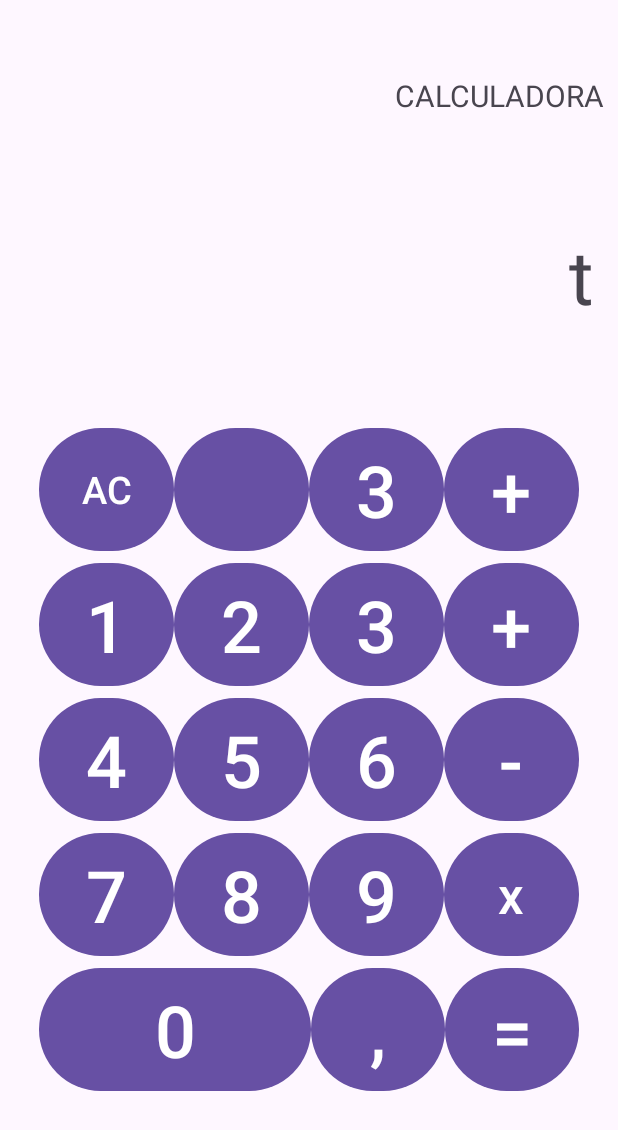
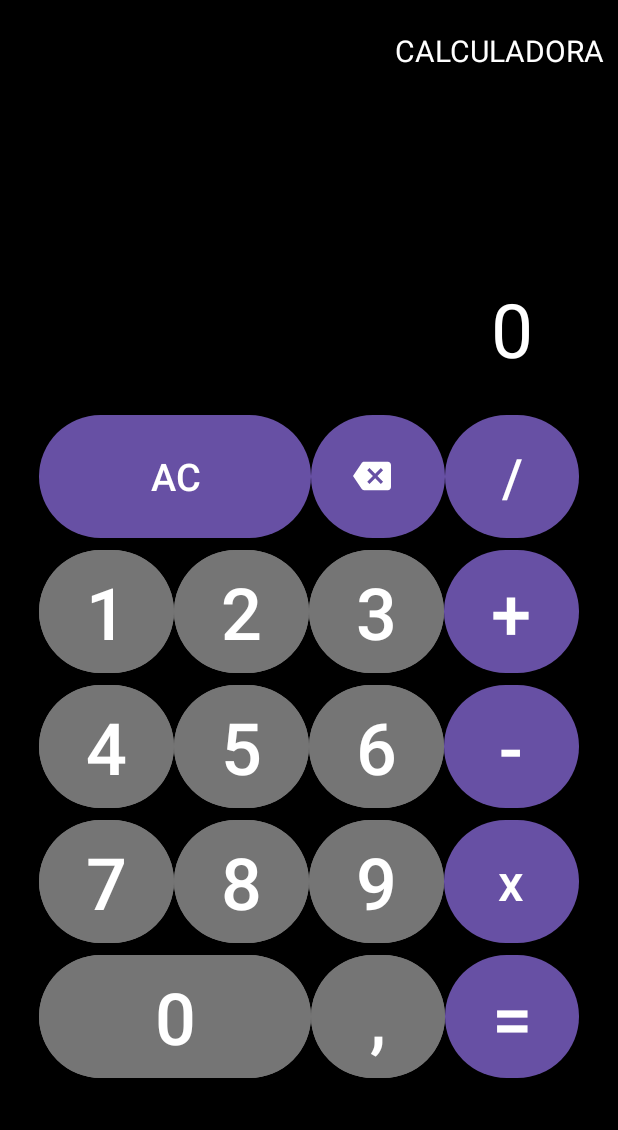
Before and after one commit to aadrizeta/aplicacion-calculadora, an Android app: the screen it shows after launch (MainActivity), after a tap on "AC", on a phone screen of 412 x 824 dp. Shown: the top 1130 px of the screen. Run offline under Robolectric (Android 15) with nearby library versions, the phone set to English and light mode, and no system bars.

Commit message:
Calculadora v1.0

```diff
--- a/app/src/main/java/com/aadrizeta/mycalculator/Calculos.java
+++ b/app/src/main/java/com/aadrizeta/mycalculator/Calculos.java
@@ -1,7 +1,8 @@
 package com.aadrizeta.mycalculator;
 
 public class Calculos {
-    public void sumar(int num1, int num2){
+    public static int sumar(int num1, int num2){
+        return num1 + num2;
+    }
 
-    }
 }
--- a/app/src/main/java/com/aadrizeta/mycalculator/MainActivity.java
+++ b/app/src/main/java/com/aadrizeta/mycalculator/MainActivity.java
@@ -1,5 +1,6 @@
 package com.aadrizeta.mycalculator;
 
+import android.annotation.SuppressLint;
 import android.os.Bundle;
 import android.view.View;
 import android.widget.Button;
@@ -26,11 +27,16 @@ public class MainActivity extends AppCompatActivity {
 
 
         TextView pantalla = (TextView) findViewById(R.id.Pantalla);
+        pantalla.setText("0");
+        TextView pantalla2 = (TextView) findViewById(R.id.Pantalla2);
         Toast msgError = Toast.makeText(getApplicationContext(), "Error", Toast.LENGTH_SHORT);
+        TextView textViewOperador = (TextView) findViewById(R.id.textViewOperador);
+        textViewOperador.setText("");
+        boolean result = false;
 
 
         Button boton0 = (Button) findViewById(R.id.button0);
-        Button boton1 = (Button) findViewById(R.id.buttonReset);
+        Button boton1 = (Button) findViewById(R.id.button1);
         Button boton2 = (Button) findViewById(R.id.button2);
         Button boton3 = (Button) findViewById(R.id.button3);
         Button boton4 = (Button) findViewById(R.id.button4);
@@ -42,9 +48,17 @@ public class MainActivity extends AppCompatActivity {
         Button botonSumar = (Button) findViewById(R.id.buttonSumar);
         Button botonRestar = (Button) findViewById(R.id.buttonRestar);
         Button botonMultiplicar = (Button) findViewById(R.id.buttonMultiplicar);
-        Button botonDivision = (Button) findViewById(R.id.buttonDivision);
+        Button botonDivision = (Button) findViewById(R.id.buttonDividir);
         Button botonComa = (Button) findViewById(R.id.buttonComa);
         Button botonResultado = (Button) findViewById(R.id.buttonResultado);
+        Button botonReset = (Button) findViewById(R.id.buttonReset);
+        Button botonBorrar = (Button) findViewById(R.id.buttonBorrar);
+
+        botonSumar.setTag("+");
+        botonRestar.setTag("-");
+        botonMultiplicar.setTag("X");
+        botonDivision.setTag("/");
+
 
         ArrayList<Button> botonesNum = new ArrayList<>();
         botonesNum.add(boton0);
@@ -66,13 +80,17 @@ public class MainActivity extends AppCompatActivity {
 
         for(Button boton : botonesOp){
             boton.setOnClickListener(new View.OnClickListener() {
+                @SuppressLint("SetTextI18n")
                 @Override
                 public void onClick(View view) {
                     //Comprobar si la pantalla está vacia
                     if(pantalla.getText().toString().equals("0")){
                         msgError.show();
                     } else {
-                        pantalla.append(boton.getText().toString());
+                        CharSequence operador = (String) view.getTag();
+                        pantalla2.setText(pantalla.getText());
+                        textViewOperador.setText(operador);
+                        pantalla.setText("");
                     }
                 }
             });
@@ -83,19 +101,68 @@ public class MainActivity extends AppCompatActivity {
 
                 @Override
                 public void onClick(View view) {
-                    String buttonID = getResources().getResourceEntryName(view.getId());
-                    String digito = buttonID.substring(buttonID.length() - 1);
+                    CharSequence digito = getResources().getResourceEntryName(view.getId()).substring(getResources().getResourceEntryName(view.getId()).length() - 1);
 
-                    if (pantalla.getText().equals("0")){
+                    if (pantalla.getText().toString().equals("0")){
                         pantalla.setText(digito);
                     } else {
                         pantalla.append(digito);
                     }
-
                 }
             });
         }
+        botonReset.setOnClickListener(new View.OnClickListener() {
+            @Override
+            public void onClick(View view) {
+                pantalla.setText("0");
+                pantalla2.setText("");
+                textViewOperador.setText("");
+            }
+        });
+        botonBorrar.setOnClickListener(new View.OnClickListener() {
+            @Override
+            public void onClick(View view) {
+                if(!pantalla.getText().toString().equals("0")){
+                    pantalla.setText(pantalla.getText().toString().substring(0, pantalla.getText().toString().length() - 1));
+                    if(pantalla.getText().toString().isEmpty()){
+                        pantalla.setText("0");
+                    }
+                }
 
+            }
+
+        });
+        botonResultado.setOnClickListener(new View.OnClickListener() {
+            @Override
+            public void onClick(View view) {
+                if (!pantalla.getText().toString().isEmpty() || !pantalla2.getText().toString().isEmpty() || !textViewOperador.getText().toString().isEmpty()){
+                    int num1 = Integer.parseInt(pantalla2.getText().toString());
+                    int num2 = Integer.parseInt(pantalla.getText().toString());
+                    String operador = textViewOperador.getText().toString();
+                    int resultado = 0;
+                    switch (operador){
+                        case "+":
+                            resultado = num1 + num2;
+                            break;
+                        case "-":
+                            resultado = num1 - num2;
+                            break;
+                        case "X":
+                            resultado = num1 * num2;
+                            break;
+                        case "/":
+                            if (!(num2 == 0)){
+                                resultado = num1 / num2;
+                            } else {
+                                msgError.show();
+                            }
+                    }
+                    pantalla.setText(String.valueOf(resultado));
+                    pantalla2.setText("");
+                    textViewOperador.setText("");
+                }
+            }
+        });
 
     }
 }
--- /dev/null
+++ b/app/src/main/res/drawable/baseline_backspace_24.xml
@@ -0,0 +1,5 @@
+<vector xmlns:android="http://schemas.android.com/apk/res/android" android:autoMirrored="true" android:height="24dp" android:tint="#FFFFFF" android:viewportHeight="24" android:viewportWidth="24" android:width="24dp">
+
+    <path android:fillColor="@android:color/white" android:pathData="M22,3L7,3c-0.69,0 -1.23,0.35 -1.59,0.88L0,12l5.41,8.11c0.36,0.53 0.9,0.89 1.59,0.89h15c1.1,0 2,-0.9 2,-2L24,5c0,-1.1 -0.9,-2 -2,-2zM19,15.59L17.59,17 14,13.41 10.41,17 9,15.59 12.59,12 9,8.41 10.41,7 14,10.59 17.59,7 19,8.41 15.41,12 19,15.59z"/>
+
+</vector>
--- a/app/src/main/res/layout/activity_main.xml
+++ b/app/src/main/res/layout/activity_main.xml
@@ -5,14 +5,16 @@
     android:id="@+id/main"
     android:layout_width="match_parent"
     android:layout_height="match_parent"
+    android:background="#000000"
+    android:backgroundTint="#000000"
     tools:context=".MainActivity">
 
     <LinearLayout
         android:id="@+id/contenedorBotones"
         android:layout_width="360dp"
         android:layout_height="wrap_content"
-        android:layout_marginStart="10dp"
-        android:layout_marginEnd="10dp"
+        android:layout_marginStart="30dp"
+        android:layout_marginEnd="30dp"
         android:orientation="vertical"
         app:layout_constraintBottom_toBottomOf="parent"
         app:layout_constraintEnd_toEndOf="parent"
@@ -27,7 +29,7 @@
 
             <Button
                 android:id="@+id/buttonReset"
-                android:layout_width="wrap_content"
+                android:layout_width="180dp"
                 android:layout_height="match_parent"
                 android:layout_weight="1"
                 android:text="AC"
@@ -38,24 +40,20 @@
                 android:layout_width="wrap_content"
                 android:layout_height="match_parent"
                 android:layout_weight="1"
-                android:textSize="48sp"
-                />
+                android:textAlignment="center"
+                android:textSize="90sp"
+
+                app:icon="@drawable/baseline_backspace_24"
+                app:iconGravity="textStart"
+                app:iconSize="25dp"/>
 
             <Button
-                android:id="@+id/button3"
+                android:id="@+id/buttonDividir"
                 android:layout_width="wrap_content"
                 android:layout_height="match_parent"
                 android:layout_weight="1"
-                android:text="3"
-                android:textSize="48sp" />
-
-            <Button
-                android:id="@+id/buttonSumar"
-                android:layout_width="wrap_content"
-                android:layout_height="match_parent"
-                android:layout_weight="1"
-                android:text="+"
-                android:textSize="48sp" />
+                android:text="/"
+                android:textSize="35dp" />
         </LinearLayout>
 
         <LinearLayout
@@ -68,6 +66,7 @@
                 android:layout_width="wrap_content"
                 android:layout_height="match_parent"
                 android:layout_weight="1"
+                android:backgroundTint="#757575"
                 android:text="1"
                 android:textSize="48sp" />
 
@@ -76,6 +75,7 @@
                 android:layout_width="wrap_content"
                 android:layout_height="match_parent"
                 android:layout_weight="1"
+                android:backgroundTint="#757575"
                 android:text="2"
                 android:textSize="48sp" />
 
@@ -84,6 +84,7 @@
                 android:layout_width="wrap_content"
                 android:layout_height="match_parent"
                 android:layout_weight="1"
+                android:backgroundTint="#757575"
                 android:text="3"
                 android:textSize="48sp" />
 
@@ -106,6 +107,7 @@
                 android:layout_width="wrap_content"
                 android:layout_height="match_parent"
                 android:layout_weight="1"
+                android:backgroundTint="#757575"
                 android:text="4"
                 android:textSize="48sp" />
 
@@ -114,6 +116,7 @@
                 android:layout_width="wrap_content"
                 android:layout_height="match_parent"
                 android:layout_weight="1"
+                android:backgroundTint="#757575"
                 android:text="5"
                 android:textSize="48sp" />
 
@@ -122,6 +125,7 @@
                 android:layout_width="wrap_content"
                 android:layout_height="match_parent"
                 android:layout_weight="1"
+                android:backgroundTint="#757575"
                 android:text="6"
                 android:textSize="48sp" />
 
@@ -144,6 +148,7 @@
                 android:layout_width="wrap_content"
                 android:layout_height="match_parent"
                 android:layout_weight="1"
+                android:backgroundTint="#757575"
                 android:text="7"
                 android:textSize="48sp" />
 
@@ -152,6 +157,7 @@
                 android:layout_width="wrap_content"
                 android:layout_height="match_parent"
                 android:layout_weight="1"
+                android:backgroundTint="#757575"
                 android:text="8"
                 android:textSize="48sp" />
 
@@ -160,6 +166,7 @@
                 android:layout_width="wrap_content"
                 android:layout_height="match_parent"
                 android:layout_weight="1"
+                android:backgroundTint="#757575"
                 android:text="9"
                 android:textSize="48sp" />
 
@@ -182,6 +189,7 @@
                 android:layout_width="180dp"
                 android:layout_height="match_parent"
                 android:layout_weight="1"
+                android:backgroundTint="#757575"
                 android:text="0"
                 android:textSize="48sp" />
 
@@ -190,6 +198,7 @@
                 android:layout_width="wrap_content"
                 android:layout_height="match_parent"
                 android:layout_weight="1"
+                android:backgroundTint="#757575"
                 android:text=","
                 android:textSize="48sp" />
 
@@ -206,7 +215,7 @@
     <androidx.constraintlayout.widget.ConstraintLayout
         android:id="@+id/MargenSuperior"
         android:layout_width="match_parent"
-        android:layout_height="50dp"
+        android:layout_height="20dp"
         app:layout_constraintBottom_toBottomOf="parent"
         app:layout_constraintEnd_toEndOf="parent"
         app:layout_constraintHorizontal_bias="0.501"
@@ -223,6 +232,7 @@
         android:layout_height="38dp"
         android:text="CALCULADORA"
         android:textAlignment="viewEnd"
+        android:textColor="#FFFFFF"
         android:textSize="20dp"
         app:layout_constraintBottom_toTopOf="@+id/Pantalla"
         app:layout_constraintEnd_toEndOf="parent"
@@ -233,20 +243,46 @@
 
     <TextView
         android:id="@+id/Pantalla"
-        android:layout_width="match_parent"
-        android:layout_height="116dp"
-        android:layout_marginStart="16dp"
-        android:layout_marginTop="100dp"
-        android:layout_marginEnd="16dp"
-        android:text="0"
+        android:layout_width="300dp"
+        android:layout_height="58dp"
+        android:layout_marginTop="150dp"
+        android:layout_marginBottom="24dp"
+        android:text=""
         android:textAlignment="viewEnd"
+        android:textColor="#FFFFFF"
         android:textSize="50dp"
         app:layout_constraintBottom_toTopOf="@+id/contenedorBotones"
         app:layout_constraintEnd_toEndOf="parent"
-        app:layout_constraintHorizontal_bias="1.0"
+        app:layout_constraintHorizontal_bias="0.495"
         app:layout_constraintStart_toStartOf="parent"
         app:layout_constraintTop_toBottomOf="@+id/MargenSuperior"
-        app:layout_constraintVertical_bias="0.0"
+        app:layout_constraintVertical_bias="0.755"
         tools:ignore="MissingConstraints" />
 
+    <TextView
+        android:id="@+id/Pantalla2"
+        android:layout_width="241dp"
+        android:layout_height="56dp"
+        android:textAlignment="viewEnd"
+        android:textSize="34sp"
+        app:layout_constraintBottom_toTopOf="@+id/Pantalla"
+        app:layout_constraintEnd_toEndOf="parent"
+        app:layout_constraintHorizontal_bias="0.323"
+        app:layout_constraintStart_toStartOf="parent"
+        app:layout_constraintTop_toBottomOf="@+id/textView3"
+        app:layout_constraintVertical_bias="1.0" />
+
+    <TextView
+        android:id="@+id/textViewOperador"
+        android:layout_width="51dp"
+        android:layout_height="56dp"
+        android:textAlignment="center"
+        android:textSize="34sp"
+        app:layout_constraintBottom_toTopOf="@+id/Pantalla"
+        app:layout_constraintEnd_toEndOf="parent"
+        app:layout_constraintHorizontal_bias="0.0"
+        app:layout_constraintStart_toEndOf="@+id/Pantalla2"
+        app:layout_constraintTop_toBottomOf="@+id/textView3"
+        app:layout_constraintVertical_bias="1.0" />
+
 </androidx.constraintlayout.widget.ConstraintLayout>
```
